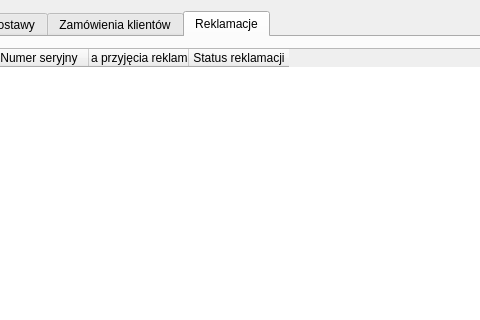
First picture: the form in magazynier.ui, repository igrek51/psbd_moto_sklep, before the edit; both pictures show x 136 to 616 and y 0 to 320 of the 831 by 407 pixel window.
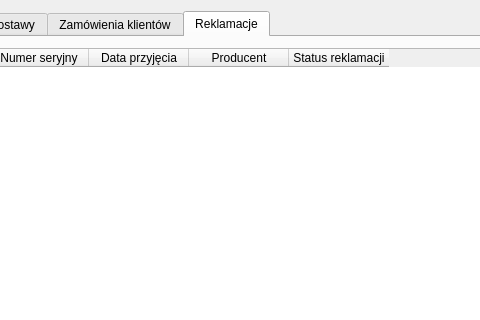
Second picture: the form after the edit. The open tabs and pages were chosen to show the change.

Commit message: magazynier: reklamacje: kolumna producent z danymi adresowymi

Diff of the .ui file:
```diff
--- a/magazynier.ui
+++ b/magazynier.ui
@@ -254,7 +254,12 @@
           </column>
           <column>
            <property name="text">
-            <string>Data przyjęcia reklamacji</string>
+            <string>Data przyjęcia</string>
+           </property>
+          </column>
+          <column>
+           <property name="text">
+            <string>Producent</string>
            </property>
           </column>
           <column>
```
The commit also changes 2 other files.
